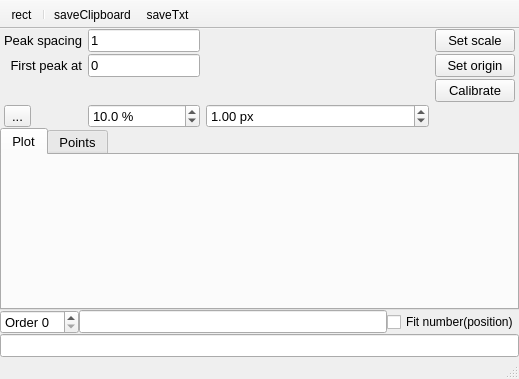
The window that plugins/Find_peaks/Find_peaks.ui (NeutrinoToolkit/Neutrino) describes before a commit, drawn with Qt 5.
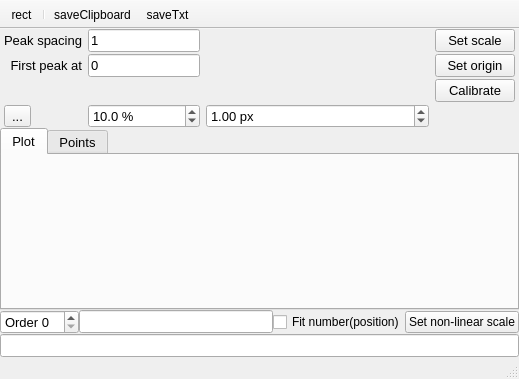
The same window after the commit. Icons and pictures are not drawn. Custom widgets are drawn as their Qt base class.

Commit message: TEST: non linear scales

Patch:
```diff
--- a/plugins/Find_peaks/Find_peaks.ui
+++ b/plugins/Find_peaks/Find_peaks.ui
@@ -365,6 +365,16 @@
              </property>
             </widget>
       </item>
+      <item>
+            <widget class="QPushButton" name="setScalePoly">
+             <property name="toolTip">
+              <string>Sets the non-linear scale of the image along the direction of the profile: the world coordinate is First peak at + Peak spacing × n, with n the peak number fitted as a polynomial of the position [px] of this Order (see the help)</string>
+             </property>
+             <property name="text">
+              <string>Set non-linear scale</string>
+             </property>
+            </widget>
+      </item>
      </layout>
     </item>
     <item>
```
The commit also changes 24 other files.
